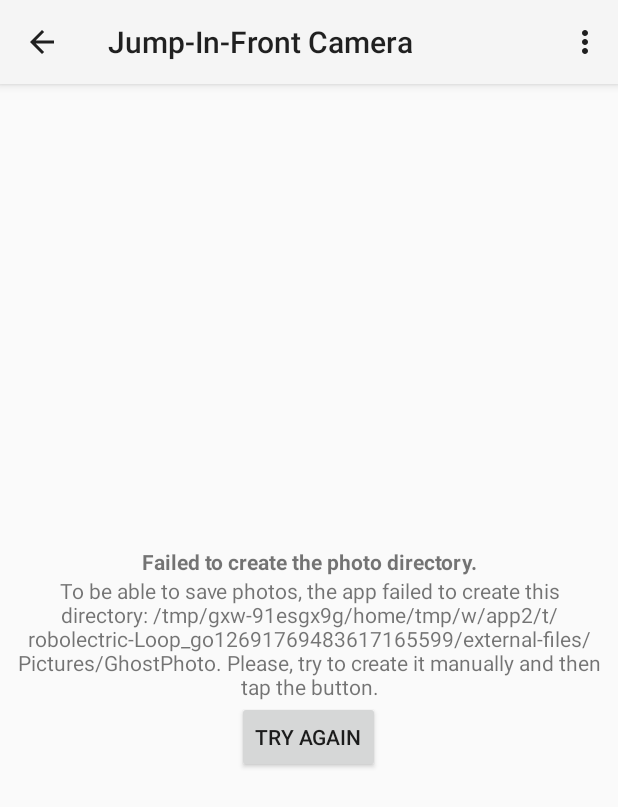
After one commit to thomasfischersm/GhostPhoto, an Android app: the HandleDirectoryCreationErrorActivity screen opened directly, with no data from a screen before it, on a phone screen of 412 x 824 dp. The commit adds this screen. Shown: the top 807 px of the screen. Run offline under Robolectric (Android 15) with nearby library versions, the phone set to English and light mode, and no system bars; libraries missing offline, so code that uses them is left out: com.crashlytics.android, io.fabric.sdk; 4 statements that could not run were skipped.

Commit message:
Create better user flow to handle directory permission/access problems.

```diff
--- a/app/src/main/AndroidManifest.xml
+++ b/app/src/main/AndroidManifest.xml
@@ -66,6 +66,7 @@
             android:name=".activities.review.ViewPhotoActivity"
             android:launchMode="singleTop"
             android:parentActivityName=".activities.review.ReviewPhotoShootActivity" />
+        <activity android:name=".activities.other.HandleDirectoryCreationErrorActivity"></activity>
     </application>
 
 </manifest>
--- a/app/src/main/java/com/playposse/ghostphoto/activities/camera/BasicPhotoFragment.java
+++ b/app/src/main/java/com/playposse/ghostphoto/activities/camera/BasicPhotoFragment.java
@@ -8,6 +8,7 @@ import android.app.DialogFragment;
 import android.app.Fragment;
 import android.content.Context;
 import android.content.DialogInterface;
+import android.content.Intent;
 import android.content.pm.PackageManager;
 import android.content.res.Configuration;
 import android.graphics.ImageFormat;
@@ -32,6 +33,7 @@ import android.os.Environment;
 import android.os.Handler;
 import android.os.HandlerThread;
 import android.support.annotation.NonNull;
+import android.support.annotation.Nullable;
 import android.support.v13.app.FragmentCompat;
 import android.support.v4.content.ContextCompat;
 import android.util.Log;
@@ -46,6 +48,7 @@ import android.widget.LinearLayout;
 import android.widget.Toast;
 
 import com.playposse.ghostphoto.R;
+import com.playposse.ghostphoto.activities.other.HandleDirectoryCreationErrorActivity;
 import com.playposse.ghostphoto.constants.CameraType;
 import com.playposse.ghostphoto.constants.FlashMode;
 
@@ -72,7 +75,7 @@ public abstract class BasicPhotoFragment
 
     private static final String LOG_TAG = BasicPhotoFragment.class.getSimpleName();
 
-    private static final String DIR_NAME = "GhostPhoto";
+    public static final String DIR_NAME = "GhostPhoto";
 
     /**
      * Conversion from screen rotation to JPEG orientation.
@@ -272,7 +275,9 @@ public abstract class BasicPhotoFragment
         public void onImageAvailable(ImageReader reader) {
             Log.d(LOG_TAG, "onImageAvailable: Image is available");
             lastFile = generateNextFileName();
-            mBackgroundHandler.post(new ImageSaver(reader.acquireNextImage(), lastFile));
+            if (lastFile != null) {
+                mBackgroundHandler.post(new ImageSaver(reader.acquireNextImage(), lastFile));
+            }
         }
 
     };
@@ -465,6 +470,7 @@ public abstract class BasicPhotoFragment
         loadingLayout = (LinearLayout) view.findViewById(R.id.loadingLayout);
     }
 
+    @Nullable
     private File generateNextFileName() {
         String timeStamp = new SimpleDateFormat("yyyyMMdd_HHmmss_SSS").format(new Date());
         String imageFileName = "JPEG_" + timeStamp + ".jpg";
@@ -473,7 +479,12 @@ public abstract class BasicPhotoFragment
 
         if (!photoDir.exists()) {
             if (!photoDir.mkdir()) {
-                throw new RuntimeException("Failed to create photo directory: " + photoDir);
+                startActivity(new Intent(
+                        getActivity(),
+                        HandleDirectoryCreationErrorActivity.class));
+                Log.e(LOG_TAG, "generateNextFileName: Failed to create photo directory: "
+                        + photoDir);
+                return null;
             }
         }
 
@@ -527,6 +538,11 @@ public abstract class BasicPhotoFragment
     public void onRequestPermissionsResult(int requestCode, @NonNull String[] permissions,
                                            @NonNull int[] grantResults) {
         if (requestCode == REQUEST_CAMERA_PERMISSION) {
+            if ((grantResults.length == 2)
+                    && (grantResults[1] != PackageManager.PERMISSION_GRANTED)) {
+                startActivity(
+                        new Intent(getActivity(), HandleDirectoryCreationErrorActivity.class));
+            }
             if (grantResults.length != 2
                     || grantResults[0] != PackageManager.PERMISSION_GRANTED
                     || grantResults[1] != PackageManager.PERMISSION_GRANTED) {
@@ -1032,8 +1048,8 @@ public abstract class BasicPhotoFragment
         mTextureView.post(new Runnable() {
             @Override
             public void run() {
-        loadingLayout.setVisibility(View.VISIBLE);
-        mTextureView.setVisibility(View.INVISIBLE);
+                loadingLayout.setVisibility(View.VISIBLE);
+                mTextureView.setVisibility(View.INVISIBLE);
             }
         });
     }
--- a/app/src/main/java/com/playposse/ghostphoto/activities/other/AboutActivity.java
+++ b/app/src/main/java/com/playposse/ghostphoto/activities/other/AboutActivity.java
@@ -1,10 +1,9 @@
 package com.playposse.ghostphoto.activities.other;
 
 import android.os.Bundle;
-import android.support.v7.widget.Toolbar;
 
+import com.playposse.ghostphoto.R;
 import com.playposse.ghostphoto.activities.ParentActivity;
-import com.playposse.ghostphoto.R;
 
 /**
  * A {@link android.app.Activity} that provides background information about the app.
@@ -17,8 +16,7 @@ public class AboutActivity extends ParentActivity {
 
         setContentView(R.layout.activity_about);
 
-        Toolbar myToolbar = (Toolbar) findViewById(R.id.my_toolbar);
-        setSupportActionBar(myToolbar);
+        initActionBar();
 
         if (getSupportActionBar() != null) {
             getSupportActionBar().setDisplayHomeAsUpEnabled(true);
--- /dev/null
+++ b/app/src/main/java/com/playposse/ghostphoto/activities/other/HandleDirectoryCreationErrorActivity.java
@@ -0,0 +1,137 @@
+package com.playposse.ghostphoto.activities.other;
+
+import android.Manifest;
+import android.app.Activity;
+import android.content.Intent;
+import android.content.pm.PackageManager;
+import android.os.Bundle;
+import android.os.Environment;
+import android.support.annotation.NonNull;
+import android.support.v13.app.ActivityCompat;
+import android.support.v4.content.ContextCompat;
+import android.view.View;
+import android.widget.Button;
+import android.widget.LinearLayout;
+import android.widget.TextView;
+
+import com.playposse.ghostphoto.R;
+import com.playposse.ghostphoto.activities.ParentActivity;
+import com.playposse.ghostphoto.activities.camera.PhotoActivity;
+import com.playposse.ghostphoto.util.ToastUtil;
+
+import java.io.File;
+
+import static com.playposse.ghostphoto.activities.camera.BasicPhotoFragment.DIR_NAME;
+
+/**
+ * An {@link Activity} that tries to guide the user through handling photo directory creation
+ * errors.
+ */
+public class HandleDirectoryCreationErrorActivity extends ParentActivity {
+
+    private static final int REQUEST_STORAGE_PERMISSION = 2;
+
+    private LinearLayout requestPermissionLayout;
+    private Button requestPermissionButton;
+    private LinearLayout directoryCreationErrorLayout;
+    private TextView directoryCreationErrorMessageTextView;
+    private Button createDirectoryButton;
+
+    @Override
+    protected void onCreate(Bundle savedInstanceState) {
+        super.onCreate(savedInstanceState);
+
+        setContentView(R.layout.activity_handle_directory_creation_error);
+
+        initActionBar();
+
+        requestPermissionLayout = (LinearLayout) findViewById(R.id.requestPermissionLayout);
+        requestPermissionButton = (Button) findViewById(R.id.requestPermissionButton);
+        directoryCreationErrorLayout = (LinearLayout) findViewById(R.id.directoryCreationErrorLayout);
+        directoryCreationErrorMessageTextView = (TextView) findViewById(R.id.directoryCreationErrorMessageTextView);
+        createDirectoryButton = (Button) findViewById(R.id.createDirectoryButton);
+
+        directoryCreationErrorMessageTextView.setText(getString(
+                R.string.directory_creation_error_message,
+                getPhotoDirectory().getAbsolutePath()));
+
+        updateLayoutVisibility();
+
+        requestPermissionButton.setOnClickListener(new View.OnClickListener() {
+            @Override
+            public void onClick(View v) {
+                onRequestPermissionClicked();
+            }
+        });
+
+        createDirectoryButton.setOnClickListener(new View.OnClickListener() {
+            @Override
+            public void onClick(View v) {
+                onCreateDirectoryClicked();
+            }
+        });
+    }
+
+    private void updateLayoutVisibility() {
+        if (!hasFilePermission()) {
+            requestPermissionLayout.setVisibility(View.VISIBLE);
+            directoryCreationErrorLayout.setVisibility(View.INVISIBLE);
+        } else if (!doesPhotoDirectoryExist()) {
+            requestPermissionLayout.setVisibility(View.INVISIBLE);
+            directoryCreationErrorLayout.setVisibility(View.VISIBLE);
+        } else {
+            // All problems are resolved. Send the user back to the camera.
+            startPhotoActivity();
+        }
+    }
+
+    @Override
+    public void onRequestPermissionsResult(
+            int requestCode,
+            @NonNull String[] permissions,
+            @NonNull int[] grantResults) {
+
+        super.onRequestPermissionsResult(requestCode, permissions, grantResults);
+
+        updateLayoutVisibility();
+    }
+
+    private void startPhotoActivity() {
+        startActivity(new Intent(this, PhotoActivity.class));
+    }
+
+    private void onRequestPermissionClicked() {
+        ActivityCompat.requestPermissions(
+                this,
+                new String[]{
+                        Manifest.permission.WRITE_EXTERNAL_STORAGE},
+                REQUEST_STORAGE_PERMISSION);
+    }
+
+    private void onCreateDirectoryClicked() {
+        if (doesPhotoDirectoryExist() || attemptToCreatePhotoDirectory()) {
+            startPhotoActivity();
+        } else {
+            ToastUtil.sendShortToast(this, R.string.failed_to_create_directory_toast);
+        }
+    }
+
+    private boolean hasFilePermission() {
+        return ContextCompat.checkSelfPermission(this, Manifest.permission.WRITE_EXTERNAL_STORAGE)
+                == PackageManager.PERMISSION_GRANTED;
+    }
+
+    private boolean doesPhotoDirectoryExist() {
+        return getPhotoDirectory().exists();
+    }
+
+    @NonNull
+    private File getPhotoDirectory() {
+        File rootDir = Environment.getExternalStoragePublicDirectory(Environment.DIRECTORY_PICTURES);
+        return new File(rootDir, DIR_NAME);
+    }
+
+    private boolean attemptToCreatePhotoDirectory() {
+        return getPhotoDirectory().mkdir();
+    }
+}
--- a/app/src/main/res/layout/activity_about.xml
+++ b/app/src/main/res/layout/activity_about.xml
@@ -9,7 +9,7 @@
     tools:context="com.playposse.ghostphoto.activities.other.AboutActivity">
 
     <android.support.v7.widget.Toolbar
-        android:id="@+id/my_toolbar"
+        android:id="@+id/toolbar"
         android:layout_width="match_parent"
         android:layout_height="?attr/actionBarSize"
         android:background="?attr/colorPrimary"
--- /dev/null
+++ b/app/src/main/res/layout/activity_handle_directory_creation_error.xml
@@ -0,0 +1,81 @@
+<?xml version="1.0" encoding="utf-8"?>
+<LinearLayout xmlns:android="http://schemas.android.com/apk/res/android"
+    xmlns:app="http://schemas.android.com/apk/res-auto"
+    xmlns:tools="http://schemas.android.com/tools"
+    android:id="@+id/activity_help"
+    android:layout_width="match_parent"
+    android:layout_height="match_parent"
+    android:orientation="vertical"
+    tools:context="com.playposse.ghostphoto.activities.other.HandleDirectoryCreationErrorActivity">
+
+    <android.support.v7.widget.Toolbar
+        android:id="@+id/toolbar"
+        android:layout_width="match_parent"
+        android:layout_height="?attr/actionBarSize"
+        android:background="?attr/colorPrimary"
+        android:elevation="4dp"
+        android:theme="@style/ThemeOverlay.AppCompat.ActionBar"
+        app:popupTheme="@style/ThemeOverlay.AppCompat.Light" />
+
+    <RelativeLayout
+        android:layout_width="match_parent"
+        android:layout_height="match_parent">
+
+        <LinearLayout
+            android:id="@+id/requestPermissionLayout"
+            android:layout_width="match_parent"
+            android:layout_height="wrap_content"
+            android:layout_centerInParent="true"
+            android:orientation="vertical">
+
+            <TextView
+                android:layout_width="match_parent"
+                android:layout_height="wrap_content"
+                android:gravity="center_horizontal"
+                android:text="@string/directory_permission_error_title"
+                android:textStyle="bold" />
+
+            <TextView
+                android:layout_width="match_parent"
+                android:layout_height="wrap_content"
+                android:gravity="center_horizontal"
+                android:text="@string/directory_permission_error_message" />
+
+            <Button
+                android:id="@+id/requestPermissionButton"
+                android:layout_width="wrap_content"
+                android:layout_height="wrap_content"
+                android:layout_gravity="center_horizontal"
+                android:text="@string/directory_permission_error_button" />
+        </LinearLayout>
+
+        <LinearLayout
+            android:id="@+id/directoryCreationErrorLayout"
+            android:layout_width="match_parent"
+            android:layout_height="wrap_content"
+            android:layout_centerInParent="true"
+            android:orientation="vertical">
+
+            <TextView
+                android:layout_width="match_parent"
+                android:layout_height="wrap_content"
+                android:gravity="center_horizontal"
+                android:text="@string/directory_creation_error_title"
+                android:textStyle="bold" />
+
+            <TextView
+                android:id="@+id/directoryCreationErrorMessageTextView"
+                android:layout_width="match_parent"
+                android:layout_height="wrap_content"
+                android:gravity="center_horizontal"
+                android:text="@string/directory_creation_error_message" />
+
+            <Button
+                android:id="@+id/createDirectoryButton"
+                android:layout_width="wrap_content"
+                android:layout_height="wrap_content"
+                android:layout_gravity="center_horizontal"
+                android:text="@string/directory_creation_error_button" />
+        </LinearLayout>
+    </RelativeLayout>
+</LinearLayout>
--- a/app/src/main/res/values/strings.xml
+++ b/app/src/main/res/values/strings.xml
@@ -192,4 +192,17 @@
     <string name="feedback_email_recipient">thomas@playposse.com</string>
     <string name="feedback_email_subject">Feedback About Jump-In-Front Camera App</string>
     <string name="feedback_email_body">Please, send me your feedback. I care about hearing from you.</string>
+
+
+    <!-- Activity to recover from photo directory creation  failure -->
+    <string name="directory_permission_error_title">Can\'t save photos without permission!</string>
+    <string name="directory_permission_error_message">Please, press the button and grant permission.</string>
+    <string name="directory_permission_error_button">Grant permission</string>
+    <string name="directory_creation_error_title">Failed to create the photo directory.</string>
+    <string name="directory_creation_error_message">
+        To be able to save photos, the app failed to create this directory: %1$s. Please, try to
+        create it manually and then tap the button.
+    </string>
+    <string name="directory_creation_error_button">Try again</string>
+    <string name="failed_to_create_directory_toast">Failed to detect and/or create directory.</string>
 </resources>
```
